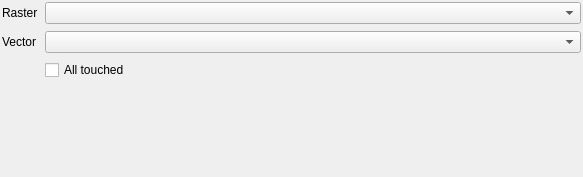
Qt form qps/speclib/ui/rasterspectrallibraryinput.ui (EnMAP-Box/qgispluginsupport) before a commit.
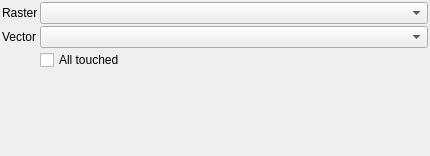
The same form after that commit. Custom widgets are drawn as their Qt base class.

The edit to the form file:
```diff
--- a/qps/speclib/ui/rasterspectrallibraryinput.ui
+++ b/qps/speclib/ui/rasterspectrallibraryinput.ui
@@ -6,8 +6,8 @@
    <rect>
     <x>0</x>
     <y>0</y>
-    <width>583</width>
-    <height>177</height>
+    <width>430</width>
+    <height>156</height>
    </rect>
   </property>
   <property name="windowTitle">
@@ -15,10 +15,10 @@
   </property>
   <layout class="QFormLayout" name="formLayout">
    <property name="horizontalSpacing">
-    <number>7</number>
+    <number>2</number>
    </property>
    <property name="verticalSpacing">
-    <number>7</number>
+    <number>2</number>
    </property>
    <property name="leftMargin">
     <number>2</number>
```
